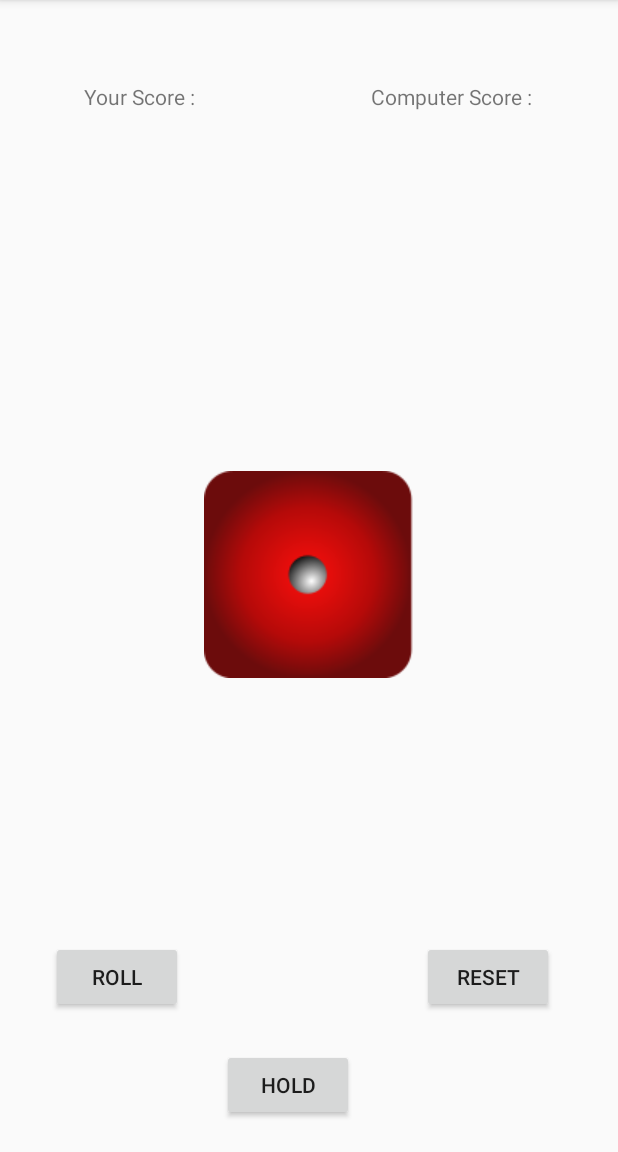
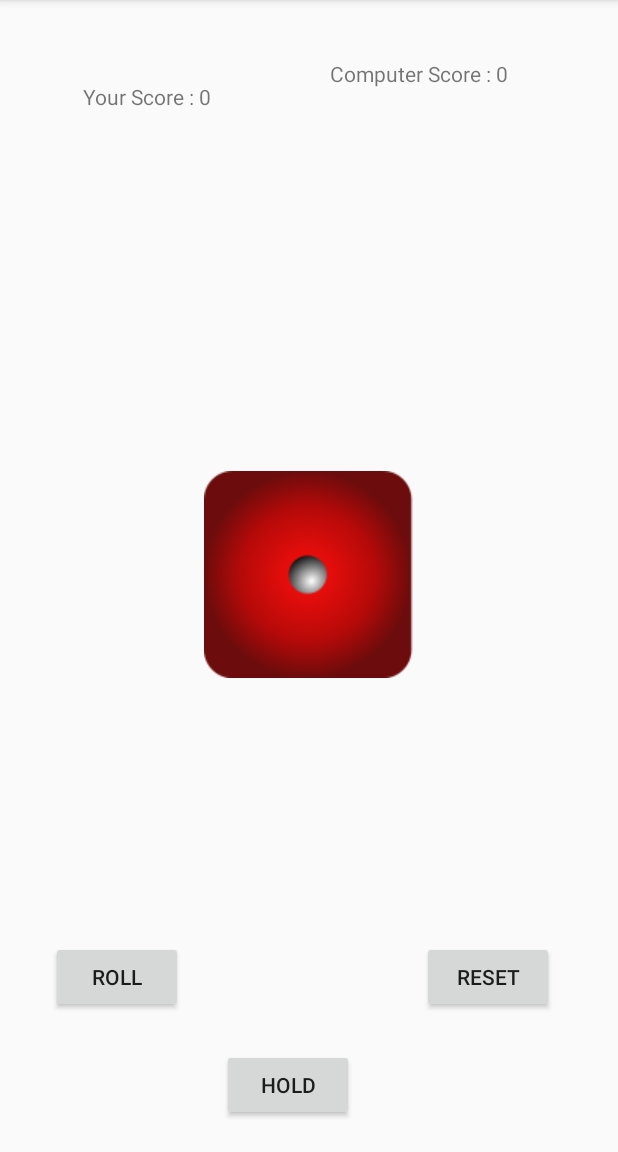
Before and after one commit to RastogiAbhijeet/Google-Applied-CS-with-Android-, an Android app: the screen it shows after launch (MainActivity), on a phone screen of 412 x 824 dp, the part 84-1236 px from its top. Run offline under Robolectric (Android 15) with nearby library versions, the phone set to English and light mode, and no system bars.

Commit message:
Runnable Issue Left

```diff
--- a/ScarneDice/app/src/main/java/com/example/hp/scarnedice/MainActivity.java
+++ b/ScarneDice/app/src/main/java/com/example/hp/scarnedice/MainActivity.java
@@ -1,43 +1,101 @@
 package com.example.hp.scarnedice;
 
 import android.content.Context;
+import android.content.Intent;
+import android.graphics.Color;
+import android.graphics.drawable.Drawable;
+import android.os.Message;
 import android.support.v7.app.AppCompatActivity;
 import android.os.Bundle;
+import android.os.Handler;
 import android.view.View;
 import android.widget.Button;
 import android.widget.ImageView;
+import android.widget.TextView;
 import android.widget.Toast;
+
+import org.w3c.dom.Text;
 
 import java.util.ArrayList;
 import java.util.Random;
 
+
 import static android.widget.Toast.LENGTH_LONG;
+import static android.widget.Toast.makeText;
 
 public class MainActivity extends AppCompatActivity {
-    public static int USEROVERALLSCORE, USERTURNSCORE;
-    public static int COMPOVERALLSCORE, COMPTURNSCCORE;
+    public static int USEROVERALLSCORE=0, USERTURNSCORE=0;
+    public static int COMPOVERALLSCORE=0, COMPTURNSCCORE=0;
     public static int flag = 0;
     public ImageView img;
     public Random random;
+    public TextView userScore ;
+    public TextView compScore ;
+    public Button roll ;
+    public Button hold;
+    public Button reset;
 
     @Override
     protected void onCreate(Bundle savedInstanceState) {
         super.onCreate(savedInstanceState);
         setContentView(R.layout.activity_main);
-        Button roll = (Button)findViewById(R.id.Roll);
-        img = (ImageView)findViewById(R.id.imageView);
+        roll = (Button) findViewById(R.id.Roll);
+        hold = (Button) findViewById(R.id.Hold);
+        reset = (Button) findViewById(R.id.Reset);
+        userScore = (TextView) findViewById(R.id.userScore);
+        compScore = (TextView) findViewById(R.id.compScore);
+        img = (ImageView) findViewById(R.id.imageView);
 
         roll.setOnClickListener(new View.OnClickListener() {
             @Override
             public void onClick(View view) {
-                if(flag == 0){
-                    Toast toast = Toast.makeText(getApplicationContext(), "Game starts",Toast.LENGTH_LONG);
-                    toast.show();
-                    flag+=1;
-                }
+
                 int numberOnDice = handleRoll();
 
+                if (numberOnDice != 1) {
+                    USERTURNSCORE += numberOnDice;
+//                    Toast toasty = Toast.makeText(getApplicationContext(), "Turn Score : " + Integer.toString(USERTURNSCORE), Toast.LENGTH_SHORT);
+//                    toasty.show();
+                    userScore.setText("Your Score : " + Integer.toString(USEROVERALLSCORE+=numberOnDice));
+                } else {
+                    userScore.setText("Your Score <>: " + Integer.toString(numberOnDice)+"  "+ Integer.toString(USEROVERALLSCORE-=USERTURNSCORE));
+                    USERTURNSCORE = 0;
+                    final Handler time = new Handler();
+                    Runnable timeRunnable = new Runnable() {
+                        @Override
+                        public void run() {
 
+
+                            time.postDelayed(this, 500);
+                        }
+                    };
+
+                    holdHandler();
+
+                }
+//
+//
+//
+            }
+        });
+
+        hold.setOnClickListener(new View.OnClickListener() {
+            @Override
+            public void onClick(View v) {
+                holdHandler();
+
+            }
+        });
+
+        reset.setOnClickListener(new View.OnClickListener() {
+            @Override
+            public void onClick(View v) {
+                USERTURNSCORE = 0;
+                COMPTURNSCCORE = 0;
+                COMPOVERALLSCORE = 0;
+                USEROVERALLSCORE = 0;
+                userScore.setText("Your Score : 0");
+                compScore.setText("Computer Score : 0");
             }
         });
     }
@@ -48,4 +106,36 @@ public class MainActivity extends AppCompatActivity {
         img.setImageDrawable(getResources().getDrawable(R.drawable.dice1+i));
         return i+1;
     }
+
+    public void compTurn() {
+        int score = handleRoll();
+
+        if (COMPTURNSCCORE < 20){
+            if (score != 1) {
+                COMPTURNSCCORE += score;
+            } else {
+                COMPTURNSCCORE = 0;
+                COMPOVERALLSCORE += COMPTURNSCCORE;
+            }
+            compTurn();
+        }
+    }
+
+    public void holdHandler(){
+        Toast toasty = Toast.makeText(getApplicationContext(), "Computer's Turn", Toast.LENGTH_SHORT);
+        toasty.show();
+        USEROVERALLSCORE += USERTURNSCORE;
+        USERTURNSCORE = 0;
+        userScore.setText("Your Score : " + Integer.toString(USEROVERALLSCORE));
+        roll.setBackgroundColor(Color.BLACK);
+        roll.setEnabled(false);
+
+        compTurn();
+        compScore.setText("Computer Score : " + Integer.toString(COMPOVERALLSCORE += COMPTURNSCCORE));
+        COMPTURNSCCORE = 0;
+        roll.setBackgroundColor(Color.LTGRAY);
+        roll.setEnabled(true);
+
+    }
+
 }
--- a/ScarneDice/app/src/main/res/layout/activity_main.xml
+++ b/ScarneDice/app/src/main/res/layout/activity_main.xml
@@ -7,14 +7,14 @@
     tools:context="com.example.hp.scarnedice.MainActivity">
 
     <TextView
-        android:id="@+id/textView"
+        android:id="@+id/userScore"
         android:layout_width="wrap_content"
         android:layout_height="wrap_content"
         android:layout_marginBottom="8dp"
         android:layout_marginLeft="8dp"
         android:layout_marginRight="8dp"
         android:layout_marginTop="8dp"
-        android:text=" Your Score : "
+        android:text=" Your Score : 0"
         app:layout_constraintBottom_toBottomOf="parent"
         app:layout_constraintHorizontal_bias="0.143"
         app:layout_constraintLeft_toLeftOf="parent"
@@ -23,20 +23,17 @@
         app:layout_constraintVertical_bias="0.064" />
 
     <TextView
-        android:id="@+id/textView2"
+        android:id="@+id/compScore"
         android:layout_width="wrap_content"
         android:layout_height="wrap_content"
-        android:layout_marginBottom="8dp"
         android:layout_marginLeft="8dp"
         android:layout_marginRight="8dp"
-        android:layout_marginTop="8dp"
-        android:text="Computer Score : "
-        app:layout_constraintBottom_toBottomOf="parent"
-        app:layout_constraintHorizontal_bias="0.696"
-        app:layout_constraintLeft_toRightOf="@+id/textView"
+        android:layout_marginTop="39dp"
+        android:text="Computer Score : 0"
+        app:layout_constraintHorizontal_bias="0.518"
+        app:layout_constraintLeft_toRightOf="@+id/userScore"
         app:layout_constraintRight_toRightOf="parent"
-        app:layout_constraintTop_toTopOf="parent"
-        app:layout_constraintVertical_bias="0.064" />
+        app:layout_constraintTop_toTopOf="parent" />
 
     <ImageView
         android:id="@+id/imageView"
```
